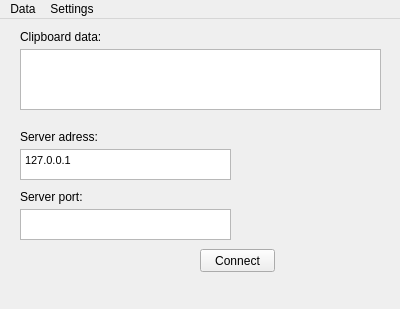
The window that SharePaste/mainwindow.ui (Thandorcat/SharePaste) describes before a commit, drawn with Qt 5.
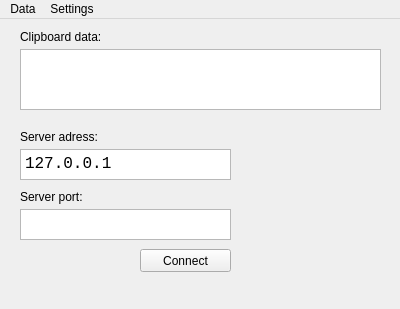
The same window after the commit.

Commit message: Alpha. Small interface improvements

Diff of the .ui file:
```diff
--- a/SharePaste/mainwindow.ui
+++ b/SharePaste/mainwindow.ui
@@ -10,6 +10,12 @@
     <height>309</height>
    </rect>
   </property>
+  <property name="sizePolicy">
+   <sizepolicy hsizetype="Fixed" vsizetype="Fixed">
+    <horstretch>0</horstretch>
+    <verstretch>0</verstretch>
+   </sizepolicy>
+  </property>
   <property name="windowTitle">
    <string>MainWindow</string>
   </property>
@@ -78,9 +84,9 @@
    <widget class="QPushButton" name="connectButton">
     <property name="geometry">
      <rect>
-      <x>200</x>
+      <x>140</x>
       <y>230</y>
-      <width>75</width>
+      <width>91</width>
       <height>23</height>
      </rect>
     </property>
@@ -97,11 +103,20 @@
       <height>31</height>
      </rect>
     </property>
+    <property name="font">
+     <font>
+      <family>Consolas</family>
+      <pointsize>12</pointsize>
+     </font>
+    </property>
+    <property name="tabChangesFocus">
+     <bool>true</bool>
+    </property>
     <property name="html">
      <string>&lt;!DOCTYPE HTML PUBLIC &quot;-//W3C//DTD HTML 4.0//EN&quot; &quot;http://www.w3.org/TR/REC-html40/strict.dtd&quot;&gt;
 &lt;html&gt;&lt;head&gt;&lt;meta name=&quot;qrichtext&quot; content=&quot;1&quot; /&gt;&lt;style type=&quot;text/css&quot;&gt;
 p, li { white-space: pre-wrap; }
-&lt;/style&gt;&lt;/head&gt;&lt;body style=&quot; font-family:'MS Shell Dlg 2'; font-size:8.25pt; font-weight:400; font-style:normal;&quot;&gt;
+&lt;/style&gt;&lt;/head&gt;&lt;body style=&quot; font-family:'Consolas'; font-size:12pt; font-weight:400; font-style:normal;&quot;&gt;
 &lt;p style=&quot; margin-top:0px; margin-bottom:0px; margin-left:0px; margin-right:0px; -qt-block-indent:0; text-indent:0px;&quot;&gt;127.0.0.1&lt;/p&gt;&lt;/body&gt;&lt;/html&gt;</string>
     </property>
    </widget>
```
Left out of the diff: 18 changed lines with no effect on the pictures. The commit also changes 7 other files.
